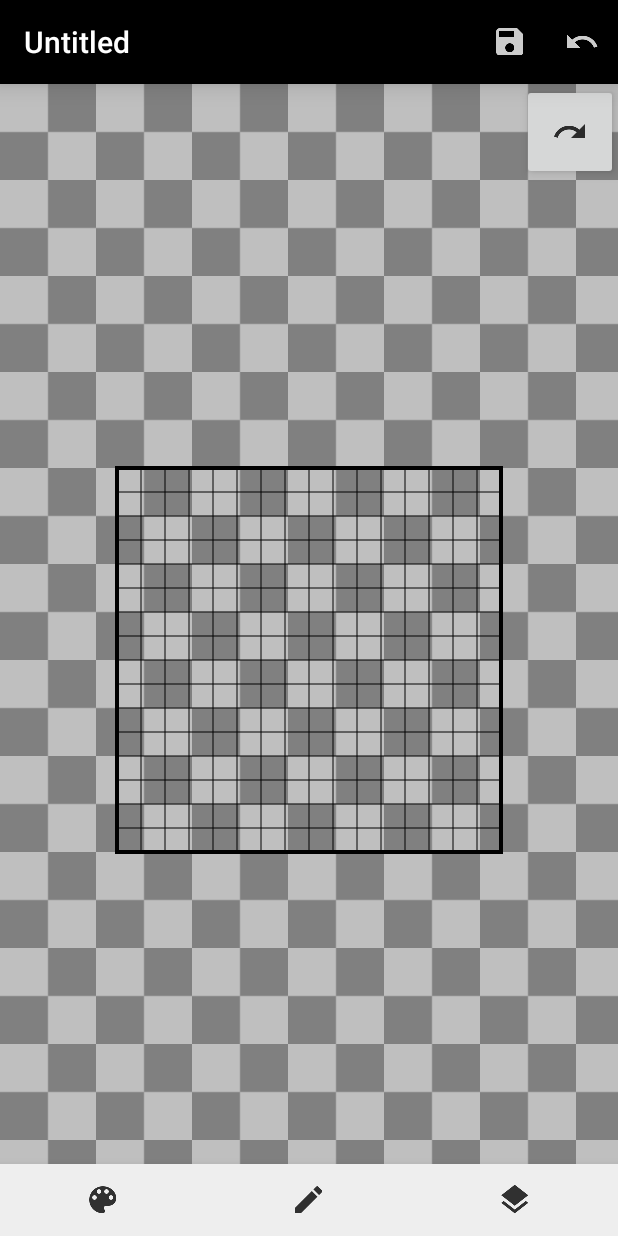
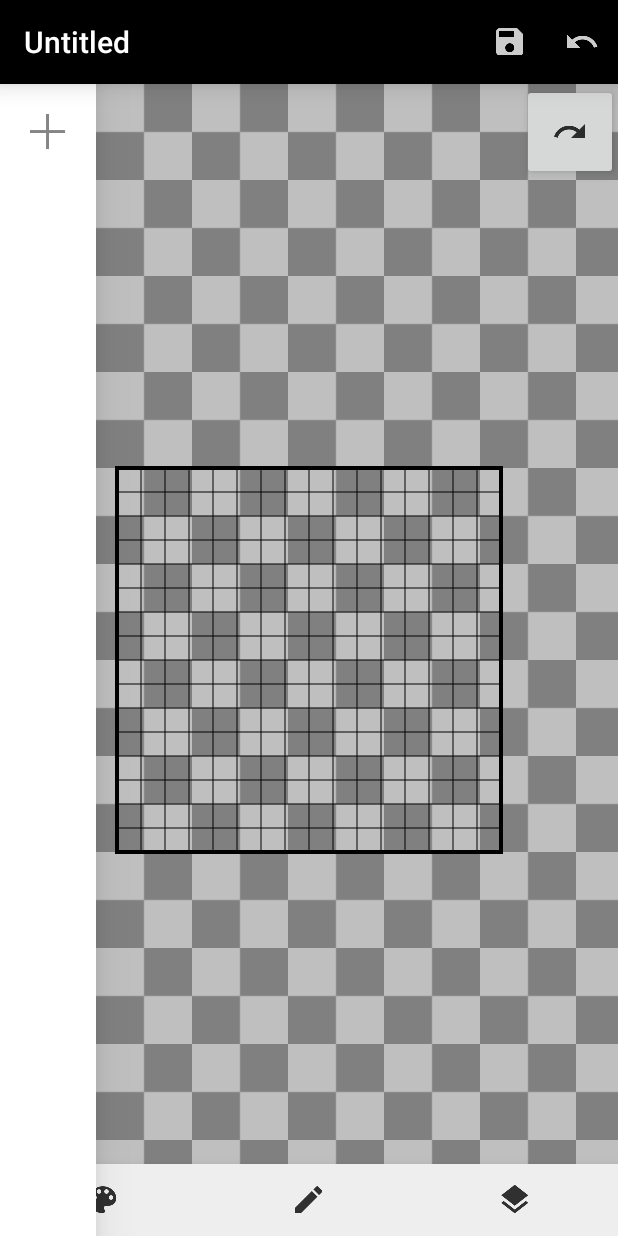
Before and after one commit to hdrodz/green-android, an Android app: the screen it shows after launch (EditorActivity), after a tap on "New Image", on a phone screen of 412 x 824 dp. Run offline under Robolectric (Android 15) with nearby library versions, the phone set to English and light mode, and no system bars; 1 statement that could not run was skipped.

```diff
--- a/Green2/app/src/main/java/com/hctord/green/EditorActivity.java
+++ b/Green2/app/src/main/java/com/hctord/green/EditorActivity.java
@@ -51,14 +51,6 @@ public class EditorActivity extends ActionBarActivity {
         String title = filename.replace(".green", "");
 
         setTitle(title);
-        if (Build.VERSION.SDK_INT >= Build.VERSION_CODES.LOLLIPOP) {
-            if (ICON == null)
-                ICON = BitmapFactory.decodeResource(getResources(), R.drawable.ic_launcher);
-            int color = (callbacks != null)
-                    ? handle.getAverageColorSat()
-                    : getResources().getColor(R.color.primary);
-            setTaskDescription(new ActivityManager.TaskDescription(title, ICON, color));
-        }
 
         Toolbar toolbar = (Toolbar) findViewById(R.id.toolbar);
         titleTextView = ((TextView)toolbar.findViewById(R.id.title));
@@ -97,6 +89,16 @@ public class EditorActivity extends ActionBarActivity {
                 fragment.setToolbar(toolbar);
             }
         }
+
+        if (Build.VERSION.SDK_INT >= Build.VERSION_CODES.LOLLIPOP) {
+            if (ICON == null)
+                ICON = BitmapFactory.decodeResource(getResources(), R.drawable.ic_launcher);
+            int color = (callbacks != null)
+                    ? handle.getAverageColorSat()
+                    : getResources().getColor(R.color.primary);
+            setTaskDescription(new ActivityManager.TaskDescription(title, ICON, color));
+        }
+
         wasInLargeMode = isInLargeMode;
     }
 
@@ -112,6 +114,13 @@ public class EditorActivity extends ActionBarActivity {
                     title, ICON, color
             ));
         }
+    }
+
+    @Override
+    protected void onDestroy() {
+        // Close the associated document
+        DocumentManager.getDocumentManager().closeDocument(handle);
+        super.onDestroy();
     }
 
     @Override
@@ -179,13 +188,13 @@ public class EditorActivity extends ActionBarActivity {
         return super.onOptionsItemSelected(item);
     }
 
-    public static interface Callbacks {
-        public void clearCanvas();
-        public void centerCanvas();
-        public void saveFile(DocumentManager.OpenPixelArtInfo info);
-        public void saveFile(DocumentManager.OpenPixelArtInfo info, String filename);
-        public void onMenuInflated(Menu menu);
-        public void toggleFullscreen(MenuItem fullScreenItem);
-        public int getAverageColor();
+    public interface Callbacks {
+        void clearCanvas();
+        void centerCanvas();
+        void saveFile(DocumentManager.OpenPixelArtInfo info);
+        void saveFile(DocumentManager.OpenPixelArtInfo info, String filename);
+        void onMenuInflated(Menu menu);
+        void toggleFullscreen(MenuItem fullScreenItem);
+        int getAverageColor();
     }
 }
--- a/Green2/app/src/main/res/layout/fragment_editor.xml
+++ b/Green2/app/src/main/res/layout/fragment_editor.xml
@@ -52,4 +52,18 @@
             android:tint="#000"/>
     </LinearLayout>
 
+    <FrameLayout
+        android:id="@+id/palette_list"
+        android:layout_alignParentLeft="true"
+        android:layout_alignParentStart="true"
+        android:layout_alignParentTop="true"
+        android:layout_alignParentBottom="true"
+        android:layout_height="match_parent"
+        android:layout_width="64dp"
+        android:elevation="20dp"
+        android:background="#FFF">
+        <include
+            layout="@layout/popup_palette"/>
+    </FrameLayout>
+
 </RelativeLayout>
--- a/Green2/app/src/main/res/values/strings.xml
+++ b/Green2/app/src/main/res/values/strings.xml
@@ -19,7 +19,7 @@
     <string name="yes">Yes</string>
     <string name="no">No</string>
     <string name="hint_filename">Image\'s file name</string>
-    <string name="format_details">%1$dx%2$d; %3$.2f kB</string>
+    <string name="format_details" translatable="false">%1$dx%2$d; %3$.2f kB</string>
     <string name="empty">There aren\'t any images here.</string>
     <string name="cancel">Cancel</string>
     <string name="ok">OK</string>
@@ -57,5 +57,7 @@
 
     <string name="header_all">All Documents</string>
     <string name="header_open">Open Documents</string>
+    <string name="app_description">Pixel art and animated sprite editor.</string>
+    <string name="app_author">Created with love from Gurabo, Puerto Rico</string>
 
 </resources>
```
Also changed, not shown: Green2/app/src/main/AndroidManifest.xml (+9 -8 lines), Green2/app/src/main/java/com/hctord/green/AboutActivity.java (added, +13 -0 lines), Green2/app/src/main/res/layout/activity_about.xml (added, +41 -0 lines), 2 other files.
